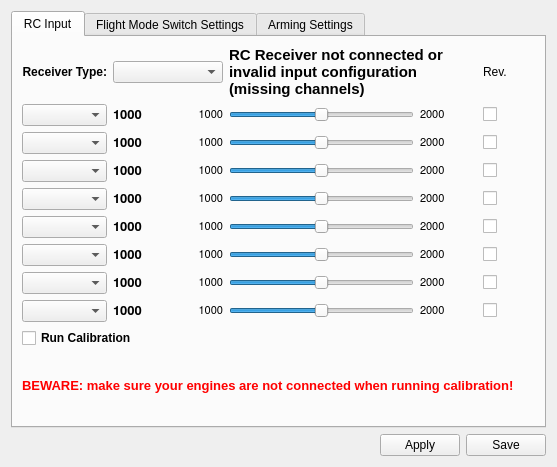
Old version of the form ground/openpilotgcs/src/plugins/config/input.ui in the repository openpilot/OpenPilot.
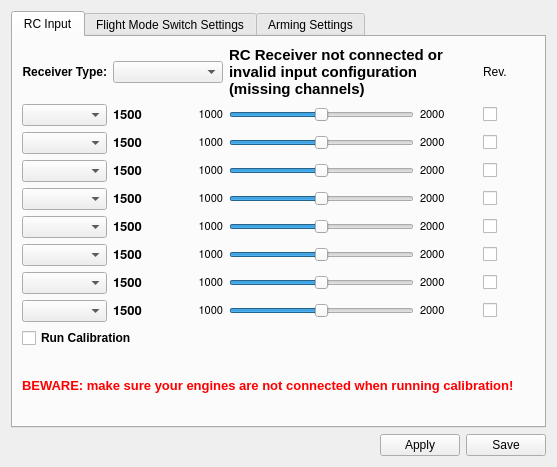
New version of the form. Icons and pictures are not drawn.

Commit message: Fix 'smart' throttle/flight mode channel assignment, it works now. Someone please test & report. OP-522

The edit to the form file:
```diff
--- a/ground/openpilotgcs/src/plugins/config/input.ui
+++ b/ground/openpilotgcs/src/plugins/config/input.ui
@@ -52,7 +52,7 @@
 &lt;p style=&quot; margin-top:0px; margin-bottom:0px; margin-left:0px; margin-right:0px; -qt-block-indent:0; text-indent:0px;&quot;&gt;&lt;span style=&quot; font-size:9pt;&quot;&gt;Current channel value.&lt;/span&gt;&lt;/p&gt;&lt;/body&gt;&lt;/html&gt;</string>
          </property>
          <property name="text">
-          <string>1000</string>
+          <string>1500</string>
          </property>
         </widget>
        </item>
@@ -160,7 +160,7 @@
 &lt;p style=&quot; margin-top:0px; margin-bottom:0px; margin-left:0px; margin-right:0px; -qt-block-indent:0; text-indent:0px;&quot;&gt;&lt;span style=&quot; font-size:9pt;&quot;&gt;Current channel value.&lt;/span&gt;&lt;/p&gt;&lt;/body&gt;&lt;/html&gt;</string>
          </property>
          <property name="text">
-          <string>1000</string>
+          <string>1500</string>
          </property>
         </widget>
        </item>
@@ -268,7 +268,7 @@
 &lt;p style=&quot; margin-top:0px; margin-bottom:0px; margin-left:0px; margin-right:0px; -qt-block-indent:0; text-indent:0px;&quot;&gt;&lt;span style=&quot; font-size:9pt;&quot;&gt;Current channel value.&lt;/span&gt;&lt;/p&gt;&lt;/body&gt;&lt;/html&gt;</string>
          </property>
          <property name="text">
-          <string>1000</string>
+          <string>1500</string>
          </property>
         </widget>
        </item>
@@ -376,7 +376,7 @@
 &lt;p style=&quot; margin-top:0px; margin-bottom:0px; margin-left:0px; margin-right:0px; -qt-block-indent:0; text-indent:0px;&quot;&gt;&lt;span style=&quot; font-size:9pt;&quot;&gt;Current channel value.&lt;/span&gt;&lt;/p&gt;&lt;/body&gt;&lt;/html&gt;</string>
          </property>
          <property name="text">
-          <string>1000</string>
+          <string>1500</string>
          </property>
         </widget>
        </item>
@@ -484,7 +484,7 @@
 &lt;p style=&quot; margin-top:0px; margin-bottom:0px; margin-left:0px; margin-right:0px; -qt-block-indent:0; text-indent:0px;&quot;&gt;&lt;span style=&quot; font-size:9pt;&quot;&gt;Current channel value.&lt;/span&gt;&lt;/p&gt;&lt;/body&gt;&lt;/html&gt;</string>
          </property>
          <property name="text">
-          <string>1000</string>
+          <string>1500</string>
          </property>
         </widget>
        </item>
@@ -592,7 +592,7 @@
 &lt;p style=&quot; margin-top:0px; margin-bottom:0px; margin-left:0px; margin-right:0px; -qt-block-indent:0; text-indent:0px;&quot;&gt;&lt;span style=&quot; font-size:9pt;&quot;&gt;Current channel value.&lt;/span&gt;&lt;/p&gt;&lt;/body&gt;&lt;/html&gt;</string>
          </property>
          <property name="text">
-          <string>1000</string>
+          <string>1500</string>
          </property>
         </widget>
        </item>
@@ -700,7 +700,7 @@
 &lt;p style=&quot; margin-top:0px; margin-bottom:0px; margin-left:0px; margin-right:0px; -qt-block-indent:0; text-indent:0px;&quot;&gt;&lt;span style=&quot; font-size:9pt;&quot;&gt;Current channel value.&lt;/span&gt;&lt;/p&gt;&lt;/body&gt;&lt;/html&gt;</string>
          </property>
          <property name="text">
-          <string>1000</string>
+          <string>1500</string>
          </property>
         </widget>
        </item>
@@ -912,7 +912,7 @@
 &lt;p style=&quot; margin-top:0px; margin-bottom:0px; margin-left:0px; margin-right:0px; -qt-block-indent:0; text-indent:0px;&quot;&gt;&lt;span style=&quot; font-size:9pt;&quot;&gt;Current channel value.&lt;/span&gt;&lt;/p&gt;&lt;/body&gt;&lt;/html&gt;</string>
          </property>
          <property name="text">
-          <string>1000</string>
+          <string>1500</string>
          </property>
         </widget>
        </item>
```
Left out of the diff: 131 changed lines with no effect on the pictures. The commit also changes 2 other files.
